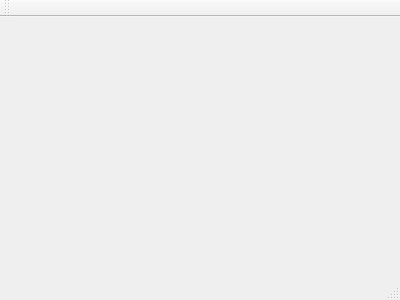
Qt form TeamOOPS_cuNICS/mainwindow.ui (MA-Repos/cuNICS) before a commit.
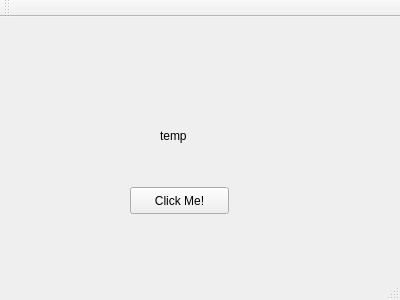
The same form after that commit.

Diff of the .ui file:
```diff
--- a/TeamOOPS_cuNICS/mainwindow.ui
+++ b/TeamOOPS_cuNICS/mainwindow.ui
@@ -12,13 +12,55 @@
   <property name="windowTitle" >
    <string>MainWindow</string>
   </property>
-  <widget class="QMenuBar" name="menuBar" />
-  <widget class="QToolBar" name="mainToolBar" />
-  <widget class="QWidget" name="centralWidget" />
-  <widget class="QStatusBar" name="statusBar" />
+  <widget class="QWidget" name="centralWidget">
+   <widget class="QPushButton" name="pushButton">
+    <property name="geometry">
+     <rect>
+      <x>130</x>
+      <y>170</y>
+      <width>99</width>
+      <height>27</height>
+     </rect>
+    </property>
+    <property name="text">
+     <string>Click Me!</string>
+    </property>
+   </widget>
+   <widget class="QLabel" name="label">
+    <property name="geometry">
+     <rect>
+      <x>160</x>
+      <y>110</y>
+      <width>67</width>
+      <height>17</height>
+     </rect>
+    </property>
+    <property name="text">
+     <string>temp</string>
+    </property>
+   </widget>
+  </widget>
+  <widget class="QMenuBar" name="menuBar">
+   <property name="geometry">
+    <rect>
+     <x>0</x>
+     <y>0</y>
+     <width>400</width>
+     <height>25</height>
+    </rect>
+   </property>
+  </widget>
+  <widget class="QToolBar" name="mainToolBar">
+   <attribute name="toolBarArea">
+    <enum>TopToolBarArea</enum>
+   </attribute>
+   <attribute name="toolBarBreak">
+    <bool>false</bool>
+   </attribute>
+  </widget>
+  <widget class="QStatusBar" name="statusBar"/>
  </widget>
- <layoutDefault spacing="6" margin="11" />
- <pixmapfunction></pixmapfunction>
+ <layoutdefault spacing="6" margin="11"/>
  <resources/>
  <connections/>
 </ui>
```
Left out of the diff: 7 changed lines with no effect on the pictures.
